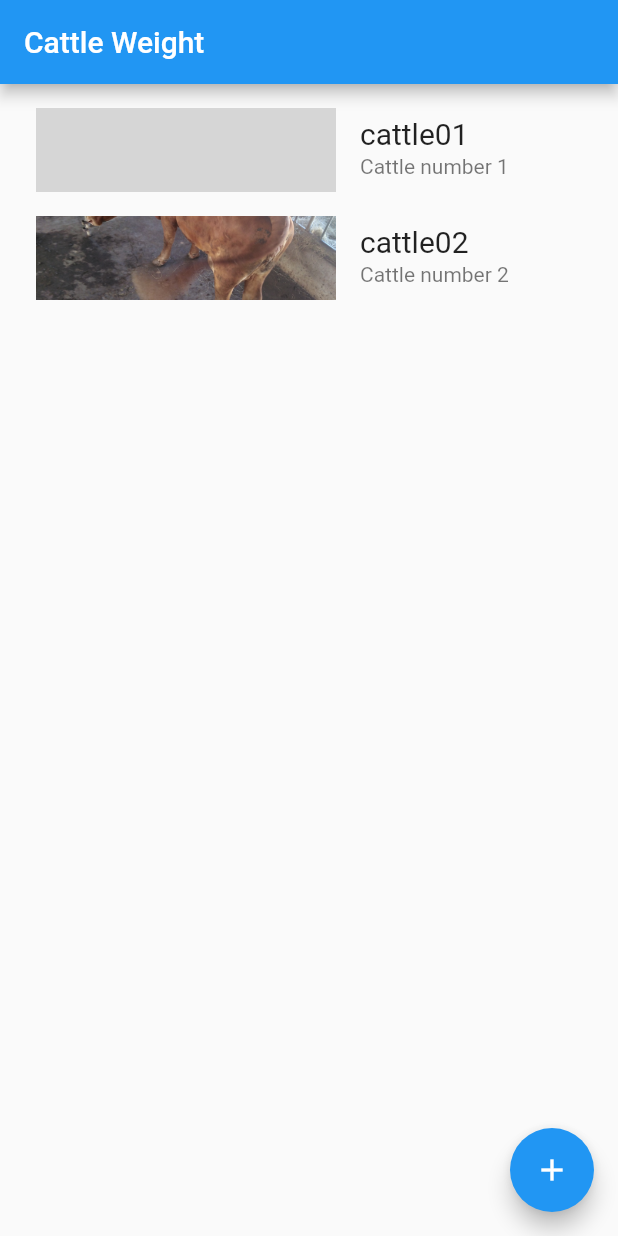
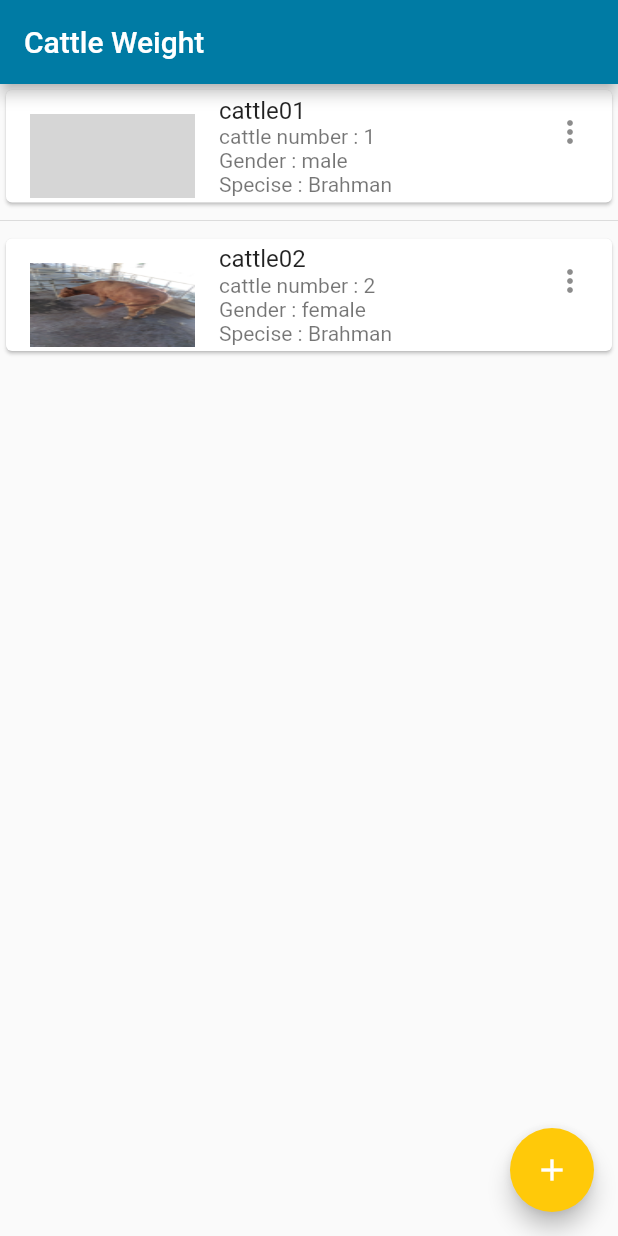
Before and after one commit to tawatchai7034/CattleWeight, a Flutter app: the screen it shows after launch, on a phone screen of 412 x 824 dp. Run offline on Flutter 3.47's test engine with Material 2 defaults, Android fonts, the light colour scheme and no system bars; grey boxes are pictures that could not be loaded.

Commit message:
cattle box

```diff
--- /dev/null
+++ b/lib/Screens/CattleBox.dart
@@ -0,0 +1,24 @@
+import 'package:flutter/material.dart';
+import 'package:cattle_weight/convetHex.dart';
+
+class CattleBox extends StatelessWidget {
+  late int cattleNumber;
+  late String cattleName;
+  late String gender;
+  late String specise;
+  late String img;
+  CattleBox({required this.cattleNumber,required this.cattleName,required this.gender,required this.specise,required this.img}) ;
+
+  ConvertHex hex = new ConvertHex();
+
+  @override
+  Widget build(BuildContext context) {
+    return Card(
+      child: ListTile(
+        leading: Image.asset(img,height: 80,width: 110,fit: BoxFit.fill),
+        title: Text(cattleName),
+        subtitle: Text('cattle number : $cattleNumber \nGender : $gender \nSpecise : $specise'),
+        trailing: Icon(Icons.more_vert),
+      ));
+  }
+}
--- a/lib/Screens/HomePage.dart
+++ b/lib/Screens/HomePage.dart
@@ -1,6 +1,8 @@
 import 'package:flutter/material.dart';
 import 'ProfileBox.dart';
 import 'package:cattle_weight/DataBase/ProfileDB.dart';
+import 'package:cattle_weight/convetHex.dart';
+import 'CattleBox.dart';
 
 class MyHomePage extends StatefulWidget {
   MyHomePage({Key? key, required this.title}) : super(key: key);
@@ -12,47 +14,34 @@ class MyHomePage extends StatefulWidget {
 }
 
 class _MyHomePageState extends State<MyHomePage> {
+  ConvertHex hex = new ConvertHex();
   List<ProfileDB> profile = [
-    ProfileDB(01, "cattle01", "male", "Brahman","assets/images/cattle01.jpg"),
-    ProfileDB(02, "cattle02", "female", "Brahman","assets/images/cattle02.jpg"),
+    ProfileDB(01, "cattle01", "male", "Brahman", "assets/images/cattle01.jpg"),
+    ProfileDB(02, "cattle02", "female", "Brahman", "assets/images/cattle02.jpg"),
   ];
   @override
   Widget build(BuildContext context) {
     return Scaffold(
       appBar: AppBar(
         title: Text(widget.title),
+        backgroundColor: Color(hex.hexColor("#007BA4")),
       ),
-      body: Padding(
-        padding: const EdgeInsets.all(8.0),
-        child:
-        ///ฝึกสร้าง ListView ใช้แสดงรายการจำนวนมาก
-          ListView.builder(
-
-              ///listView จะแสดงรายการให้อย่างไม่มีสิ้นสุดแต่สามารถกำหนดจำนวนได้ด้วย itemCount
-              itemCount: profile.length,
-              itemBuilder: (BuildContext context, int index) {
-                ///เรียกข้อมูลจาก database ที่เก็บรายการอาหารมาแสดงผล
-                ProfileDB listProfile = profile[index];
-                return ListTile(
-                    leading: Image.asset(
-                      listProfile.img,
-                      height: 180,
-                      width: 200,
-                      colorBlendMode: BlendMode.darken,
-                      fit: BoxFit.fitWidth,
-                    ),
-                    subtitle:
-                        Text("Cattle number ${listProfile.cattleNumber}"),
-                    title: Text(
-                      listProfile.cattleName,
-                      style: TextStyle(fontSize: 20),
-                    ),
-                    onTap: (){
-                      // print("เมนู\t"+listFood.name+"\tราคา\t"+listFood.price);
-                    },);
-              }),
-      ),
+      body: ListView.separated(
+          itemBuilder: (BuildContext context, int index) {
+            ProfileDB listProfile = profile[index];
+            return CattleBox(
+              cattleNumber: listProfile.cattleNumber,
+              cattleName: listProfile.cattleName,
+              gender: listProfile.gender,
+              specise: listProfile.specise,
+              img: listProfile.img,
+            );
+          },
+          separatorBuilder: (BuildContext context, int index) =>
+              const Divider(),
+          itemCount: profile.length),
       floatingActionButton: FloatingActionButton(
+        backgroundColor: Color(hex.hexColor("#FFC909")),
         onPressed: () {},
         tooltip: 'Increment',
         child: Icon(Icons.add),
```
